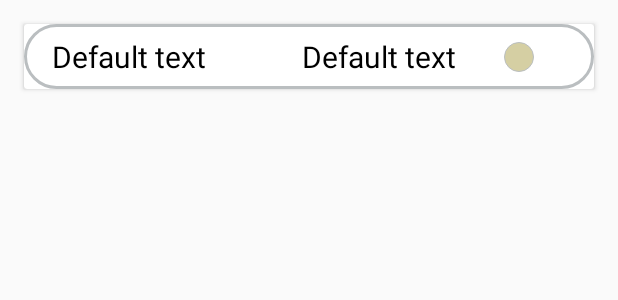
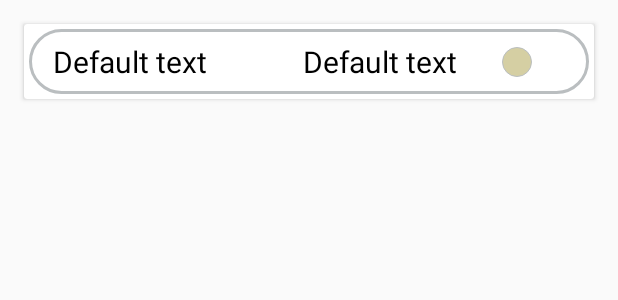
Before and after one commit to ksievert/SievertMobileApplicationFinal, an Android app: the layout departure_row.xml on its own in the app's theme, with its tools: preview values and no code run, on a phone screen of 412 x 824 dp. Shown: the top 300 px of the screen. Run offline under Robolectric (Android 15) with nearby library versions, the phone set to English and light mode, and no system bars.

Commit message:
Fixed map xml card spacing

```diff
--- a/app/src/main/res/layout/departure_row.xml
+++ b/app/src/main/res/layout/departure_row.xml
@@ -5,8 +5,8 @@
     android:layout_width="match_parent"
     android:layout_height="wrap_content"
     android:layout_margin="16dp"
-    android:padding="16dp"
-    android:layout_marginBottom="16dp"
+    android:layout_marginBottom="32dp"
+    app:contentPadding="3dp"
     android:orientation="vertical">
 
 <androidx.constraintlayout.widget.ConstraintLayout
```
